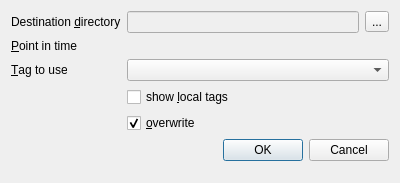
This is Tools/CondDBUI/qt_resources/DumpToFilesDialog.ui in pseyfertinsecurelogin/LHCb as Qt 5 draws it before an edit. The edited form follows.
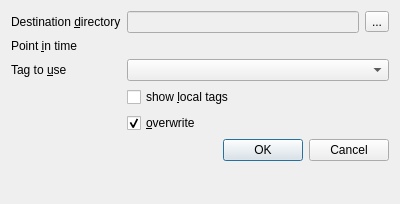
This is the edited form. Custom widgets are drawn as their Qt base class.

What changed in the file:
```diff
--- a/Tools/CondDBUI/qt_resources/DumpToFilesDialog.ui
+++ b/Tools/CondDBUI/qt_resources/DumpToFilesDialog.ui
@@ -1,13 +1,13 @@
 <ui version="4.0" >
  <author>Marco Clemencic</author>
  <class>DumpToFilesDialog</class>
- <widget class="QDialog" name="DumpToFilesDialog" >
-  <property name="geometry" >
+ <widget class="QDialog" name="DumpToFilesDialog">
+  <property name="geometry">
    <rect>
     <x>0</x>
     <y>0</y>
     <width>400</width>
-    <height>183</height>
+    <height>204</height>
    </rect>
   </property>
   <property name="sizePolicy" >
@@ -73,20 +73,20 @@
      </property>
     </widget>
    </item>
-   <item row="1" column="0" >
-    <widget class="QLabel" name="pointInTimeLabel" >
-     <property name="text" >
-      <string>&amp;Point in time</string>
+   <item row="1" column="0">
+    <widget class="QLabel" name="pointInTimeLabel">
+     <property name="text">
+      <string>Point &amp;in time</string>
      </property>
      <property name="buddy" >
       <cstring>pointInTime</cstring>
      </property>
     </widget>
    </item>
-   <item row="2" column="0" >
-    <widget class="QLabel" name="tagLabel" >
-     <property name="text" >
-      <string>&amp;Tag to use</string>
+   <item row="2" column="0">
+    <widget class="QLabel" name="tagLabel">
+     <property name="text">
+      <string>Tag to &amp;use</string>
      </property>
      <property name="buddy" >
       <cstring>tag</cstring>
```
Left out of the diff: 113 changed lines with no effect on the pictures.
